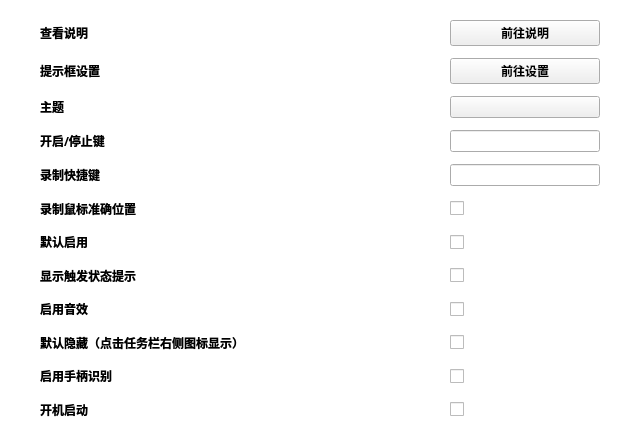
ChiyukiGana/Quickinput, file source/ui/SettingsUi.ui: the form before one commit.
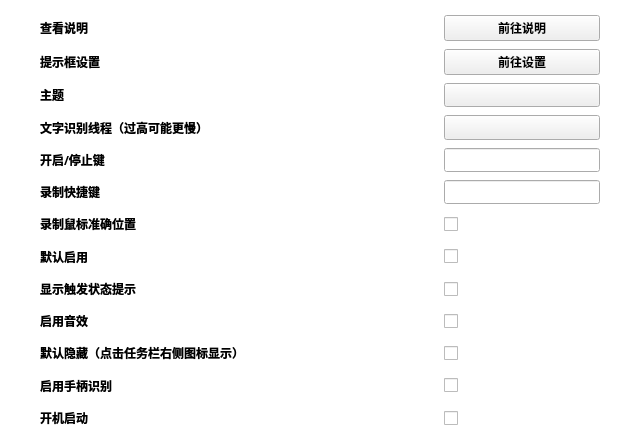
The form after the commit. Icons and pictures are not drawn. Custom widgets are drawn as their Qt base class.

What changed in the file:
```diff
--- a/source/ui/SettingsUi.ui
+++ b/source/ui/SettingsUi.ui
@@ -63,16 +63,16 @@
        <number>40</number>
       </property>
       <property name="topMargin">
-       <number>20</number>
+       <number>15</number>
       </property>
       <property name="rightMargin">
        <number>40</number>
       </property>
       <property name="bottomMargin">
-       <number>20</number>
+       <number>10</number>
       </property>
       <item>
-       <layout class="QGridLayout" name="content_box" columnminimumwidth="0,0,150">
+       <layout class="QGridLayout" name="content_box">
         <property name="sizeConstraint">
          <enum>QLayout::SetDefaultConstraint</enum>
         </property>
@@ -92,10 +92,10 @@
          <number>0</number>
         </property>
         <property name="verticalSpacing">
-         <number>12</number>
+         <number>8</number>
         </property>
-        <item row="9" column="0">
-         <widget class="QLabel" name="hideDefault_label">
+        <item row="11" column="0">
+         <widget class="QLabel" name="pad_label">
           <property name="sizePolicy">
            <sizepolicy hsizetype="Preferred" vsizetype="Preferred">
             <horstretch>0</horstretch>
@@ -105,7 +105,6 @@
           <property name="font">
            <font>
             <family>Microsoft YaHei</family>
-            <weight>75</weight>
             <bold>true</bold>
            </font>
           </property>
@@ -113,12 +112,12 @@
            <string/>
           </property>
           <property name="text">
-           <string>默认隐藏（点击任务栏右侧图标显示）</string>
+           <string>启用手柄识别</string>
           </property>
          </widget>
         </item>
-        <item row="8" column="0">
-         <widget class="QLabel" name="sound_label">
+        <item row="8" column="2">
+         <widget class="QCheckBox" name="showState_check">
           <property name="sizePolicy">
            <sizepolicy hsizetype="Preferred" vsizetype="Preferred">
             <horstretch>0</horstretch>
@@ -128,74 +127,14 @@
           <property name="font">
            <font>
             <family>Microsoft YaHei</family>
-            <weight>75</weight>
             <bold>true</bold>
            </font>
           </property>
-          <property name="toolTip">
-           <string/>
-          </property>
-          <property name="text">
-           <string>启用音效</string>
-          </property>
-         </widget>
-        </item>
-        <item row="0" column="1">
-         <spacer name="content_spacer">
-          <property name="orientation">
-           <enum>Qt::Horizontal</enum>
-          </property>
-          <property name="sizeHint" stdset="0">
-           <size>
-            <width>40</width>
-            <height>20</height>
-           </size>
-          </property>
-         </spacer>
-        </item>
-        <item row="6" column="2">
-         <widget class="QCheckBox" name="enableDefault_check">
-          <property name="sizePolicy">
-           <sizepolicy hsizetype="Preferred" vsizetype="Preferred">
-            <horstretch>0</horstretch>
-            <verstretch>0</verstretch>
-           </sizepolicy>
-          </property>
-          <property name="font">
-           <font>
-            <family>Microsoft YaHei</family>
-            <weight>75</weight>
-            <bold>true</bold>
-           </font>
-          </property>
           <property name="focusPolicy">
            <enum>Qt::ClickFocus</enum>
           </property>
           <property name="layoutDirection">
-           <enum>Qt::LeftToRight</enum>
-          </property>
-         </widget>
-        </item>
-        <item row="11" column="2">
-         <widget class="QCheckBox" name="start_check">
-          <property name="sizePolicy">
-           <sizepolicy hsizetype="Preferred" vsizetype="Preferred">
-            <horstretch>0</horstretch>
-            <verstretch>0</verstretch>
-           </sizepolicy>
-          </property>
-          <property name="font">
-           <font>
-            <family>Microsoft YaHei</family>
-            <weight>75</weight>
-            <bold>true</bold>
-           </font>
-          </property>
-          <property name="focusPolicy">
-           <enum>Qt::ClickFocus</enum>
-          </property>
-          <property name="layoutDirection">
-           <enum>Qt::LeftToRight</enum>
+           <enum>Qt::LayoutDirection::LeftToRight</enum>
           </property>
          </widget>
         </item>
@@ -210,7 +149,6 @@
           <property name="font">
            <font>
             <family>Microsoft YaHei</family>
-            <weight>75</weight>
             <bold>true</bold>
            </font>
           </property>
@@ -225,7 +163,161 @@
           </property>
          </widget>
         </item>
+        <item row="10" column="0">
+         <widget class="QLabel" name="hideDefault_label">
+          <property name="sizePolicy">
+           <sizepolicy hsizetype="Preferred" vsizetype="Preferred">
+            <horstretch>0</horstretch>
+            <verstretch>0</verstretch>
+           </sizepolicy>
+          </property>
+          <property name="font">
+           <font>
+            <family>Microsoft YaHei</family>
+            <bold>true</bold>
+           </font>
+          </property>
+          <property name="toolTip">
+           <string/>
+          </property>
+          <property name="text">
+           <string>默认隐藏（点击任务栏右侧图标显示）</string>
+          </property>
+         </widget>
+        </item>
+        <item row="6" column="2">
+         <widget class="QCheckBox" name="recordTrack_check">
+          <property name="sizePolicy">
+           <sizepolicy hsizetype="Preferred" vsizetype="Preferred">
+            <horstretch>0</horstretch>
+            <verstretch>0</verstretch>
+           </sizepolicy>
+          </property>
+          <property name="font">
+           <font>
+            <family>Microsoft YaHei</family>
+            <bold>true</bold>
+           </font>
+          </property>
+          <property name="focusPolicy">
+           <enum>Qt::FocusPolicy::ClickFocus</enum>
+          </property>
+          <property name="layoutDirection">
+           <enum>Qt::LayoutDirection::LeftToRight</enum>
+          </property>
+         </widget>
+        </item>
+        <item row="4" column="2">
+         <widget class="QKeyEdit" name="stateKey_keyedit">
+          <property name="sizePolicy">
+           <sizepolicy hsizetype="Preferred" vsizetype="Preferred">
+            <horstretch>0</horstretch>
+            <verstretch>0</verstretch>
+           </sizepolicy>
+          </property>
+         </widget>
+        </item>
+        <item row="3" column="2">
+         <widget class="QComboBox" name="ocr_thread_combo">
+          <property name="sizePolicy">
+           <sizepolicy hsizetype="Preferred" vsizetype="Preferred">
+            <horstretch>0</horstretch>
+            <verstretch>0</verstretch>
+           </sizepolicy>
+          </property>
+          <property name="font">
+           <font>
+            <family>Microsoft YaHei</family>
+            <bold>true</bold>
+           </font>
+          </property>
+          <property name="focusPolicy">
+           <enum>Qt::FocusPolicy::ClickFocus</enum>
+          </property>
+          <property name="layoutDirection">
+           <enum>Qt::LayoutDirection::LeftToRight</enum>
+          </property>
+          <property name="styleSheet">
+           <string notr="true">QComboBox{padding-left:30px}QComboBox::drop-down{width:30px;border:none}QComboBox::down-arrow{image:url(:/arrow.png);width:14px;height:14px}</string>
+          </property>
+          <property name="editable">
+           <bool>false</bool>
+          </property>
+          <property name="maxCount">
+           <number>64</number>
+          </property>
+          <property name="frame">
+           <bool>false</bool>
+          </property>
+         </widget>
+        </item>
+        <item row="9" column="2">
+         <widget class="QCheckBox" name="sound_check">
+          <property name="sizePolicy">
+           <sizepolicy hsizetype="Preferred" vsizetype="Preferred">
+            <horstretch>0</horstretch>
+            <verstretch>0</verstretch>
+           </sizepolicy>
+          </property>
+          <property name="font">
+           <font>
+            <family>Microsoft YaHei</family>
+            <bold>true</bold>
+           </font>
+          </property>
+          <property name="focusPolicy">
+           <enum>Qt::FocusPolicy::ClickFocus</enum>
+          </property>
+          <property name="layoutDirection">
+           <enum>Qt::LayoutDirection::LeftToRight</enum>
+          </property>
+         </widget>
+        </item>
         <item row="7" column="0">
+         <widget class="QLabel" name="enableDefault_label">
+          <property name="sizePolicy">
+           <sizepolicy hsizetype="Preferred" vsizetype="Preferred">
+            <horstretch>0</horstretch>
+            <verstretch>0</verstretch>
+           </sizepolicy>
+          </property>
+          <property name="font">
+           <font>
+            <family>Microsoft YaHei</family>
+            <bold>true</bold>
+           </font>
+          </property>
+          <property name="toolTip">
+           <string/>
+          </property>
+          <property name="text">
+           <string>默认启用</string>
+          </property>
+         </widget>
+        </item>
+        <item row="10" column="2">
+         <widget class="QCheckBox" name="hideDefault_check">
+          <property name="sizePolicy">
+           <sizepolicy hsizetype="Preferred" vsizetype="Preferred">
+            <horstretch>0</horstretch>
+            <verstretch>0</verstretch>
+           </sizepolicy>
+          </property>
+          <property name="font">
+           <font>
+            <family>Microsoft YaHei</family>
+            <bold>true</bold>
+           </font>
+          </property>
+          <property name="focusPolicy">
+           <enum>Qt::FocusPolicy::ClickFocus</enum>
+          </property>
+          <property name="layoutDirection">
+           <enum>Qt::LayoutDirection::LeftToRight</enum>
+          </property>
+         </widget>
+        </item>
+        <item row="8" column="0">
          <widget class="QLabel" name="showState_label">
           <property name="sizePolicy">
            <sizepolicy hsizetype="Preferred" vsizetype="Preferred">
@@ -236,7 +328,6 @@
           <property name="font">
            <font>
             <family>Microsoft YaHei</family>
-            <weight>75</weight>
             <bold>true</bold>
            </font>
           </property>
@@ -248,6 +339,50 @@
           </property>
          </widget>
         </item>
+        <item row="6" column="0">
+         <widget class="QLabel" name="recordTrack_label">
+          <property name="sizePolicy">
+           <sizepolicy hsizetype="Preferred" vsizetype="Preferred">
+            <horstretch>0</horstretch>
+            <verstretch>0</verstretch>
+           </sizepolicy>
+          </property>
+          <property name="font">
+           <font>
+            <family>Microsoft YaHei</family>
+            <bold>true</bold>
+           </font>
+          </property>
+          <property name="toolTip">
+           <string/>
+          </property>
+          <property name="text">
+           <string>录制鼠标准确位置</string>
+          </property>
+         </widget>
+        </item>
+        <item row="7" column="2">
+         <widget class="QCheckBox" name="enableDefault_check">
+          <property name="sizePolicy">
+           <sizepolicy hsizetype="Preferred" vsizetype="Preferred">
+            <horstretch>0</horstretch>
+            <verstretch>0</verstretch>
+           </sizepolicy>
+          </property>
+          <property name="font">
+           <font>
+            <family>Microsoft YaHei</family>
+            <bold>true</bold>
+           </font>
+          </property>
+          <property name="focusPolicy">
+           <enum>Qt::FocusPolicy::ClickFocus</enum>
+          </property>
+          <property name="layoutDirection">
+           <enum>Qt::LayoutDirection::LeftToRight</enum>
+          </property>
+         </widget>
+        </item>
         <item row="2" column="2">
          <widget class="QComboBox" name="theme_combo">
           <property name="sizePolicy">
@@ -259,7 +394,6 @@
           <property name="font">
            <font>
             <family>Microsoft YaHei</family>
-            <weight>75</weight>
             <bold>true</bold>
            </font>
           </property>
@@ -283,63 +417,29 @@
           </property>
          </widget>
         </item>
-        <item row="4" column="2">
-         <widget class="QKeyEdit" name="recordKey_keyedit">
+        <item row="12" column="2">
+         <widget class="QCheckBox" name="start_check">
           <property name="sizePolicy">
            <sizepolicy hsizetype="Preferred" vsizetype="Preferred">
             <horstretch>0</horstretch>
             <verstretch>0</verstretch>
            </sizepolicy>
           </property>
-         </widget>
-        </item>
-        <item row="11" column="0">
-         <widget class="QLabel" name="start_label">
-          <property name="sizePolicy">
-           <sizepolicy hsizetype="Preferred" vsizetype="Preferred">
-            <horstretch>0</horstretch>
-            <verstretch>0</verstretch>
-           </sizepolicy>
-          </property>
           <property name="font">
            <font>
             <family>Microsoft YaHei</family>
-            <weight>75</weight>
             <bold>true</bold>
            </font>
           </property>
           <property name="toolTip">
            <string/>
           </property>
-          <property name="text">
-           <string>开机启动</string>
+          <property name="layoutDirection">
+           <enum>Qt::LayoutDirection::LeftToRight</enum>
           </property>
          </widget>
         </item>
-        <item row="6" column="0">
-         <widget class="QLabel" name="enableDefault_label">
-          <property name="sizePolicy">
-           <sizepolicy hsizetype="Preferred" vsizetype="Preferred">
-            <horstretch>0</horstretch>
-            <verstretch>0</verstretch>
-           </sizepolicy>
-          </property>
-          <property name="font">
-           <font>
-            <family>Microsoft YaHei</family>
-            <weight>75</weight>
-            <bold>true</bold>
-           </font>
-          </property>
-          <property name="toolTip">
-           <string/>
-          </property>
-          <property name="text">
-           <string>默认启用</string>
-          </property>
-         </widget>
-        </item>
-        <item row="4" column="0">
+        <item row="5" column="0">
          <widget class="QLabel" name="recordKey_label">
           <property name="sizePolicy">
            <sizepolicy hsizetype="Preferred" vsizetype="Preferred">
@@ -350,7 +450,6 @@
           <property name="font">
            <font>
             <family>Microsoft YaHei</family>
-            <weight>75</weight>
             <bold>true</bold>
            </font>
           </property>
@@ -362,32 +461,6 @@
           </property>
          </widget>
         </item>
-        <item row="1" column="2">
-         <widget class="QPushButton" name="popText_button">
-          <property name="sizePolicy">
-           <sizepolicy hsizetype="Preferred" vsizetype="Preferred">
-            <horstretch>0</horstretch>
-            <verstretch>0</verstretch>
-           </sizepolicy>
-          </property>
-          <property name="font">
-           <font>
-            <family>Microsoft YaHei</family>
-            <weight>75</weight>
-            <bold>true</bold>
-           </font>
-          </property>
-          <property name="focusPolicy">
-           <enum>Qt::ClickFocus</enum>
-          </property>
-          <property name="styleSheet">
-           <string notr="true"/>
-          </property>
-          <property name="text">
-           <string>前往设置</string>
-          </property>
-         </widget>
-        </item>
         <item row="1" column="0">
          <widget class="QLabel" name="popText_label">
           <property name="sizePolicy">
@@ -399,7 +472,6 @@
           <property name="font">
            <font>
             <family>Microsoft YaHei</family>
-            <weight>75</weight>
             <bold>true</bold>
            </font>
           </property>
@@ -411,6 +483,28 @@
           </property>
          </widget>
         </item>
+        <item row="3" column="0">
+         <widget class="QLabel" name="ocr_thread_label">
+          <property name="sizePolicy">
+           <sizepolicy hsizetype="Preferred" vsizetype="Preferred">
+            <horstretch>0</horstretch>
+            <verstretch>0</verstretch>
+           </sizepolicy>
+          </property>
+          <property name="font">
+           <font>
+            <family>Microsoft YaHei</family>
+            <bold>true</bold>
+           </font>
+          </property>
+          <property name="toolTip">
+           <string/>
+          </property>
+          <property name="text">
+           <string>文字识别线程（过高可能更慢）</string>
+          </property>
+         </widget>
+        </item>
         <item row="0" column="0">
          <widget class="QLabel" name="readme_label">
           <property name="sizePolicy">
@@ -428,7 +522,6 @@
           <property name="font">
            <font>
             <family>Microsoft YaHei</family>
-            <weight>75</weight>
             <bold>true</bold>
            </font>
           </property>
@@ -440,155 +533,32 @@
           </property>
          </widget>
         </item>
-        <item row="3" column="2">
-         <widget class="QKeyEdit" name="stateKey_keyedit">
+        <item row="1" column="2">
+         <widget class="QPushButton" name="popText_button">
           <property name="sizePolicy">
            <sizepolicy hsizetype="Preferred" vsizetype="Preferred">
             <horstretch>0</horstretch>
             <verstretch>0</verstretch>
            </sizepolicy>
           </property>
-         </widget>
-        </item>
-        <item row="9" column="2">
-         <widget class="QCheckBox" name="hideDefault_check">
-          <property name="sizePolicy">
-           <sizepolicy hsizetype="Preferred" vsizetype="Preferred">
-            <horstretch>0</horstretch>
-            <verstretch>0</verstretch>
-           </sizepolicy>
-          </property>
           <property name="font">
            <font>
             <family>Microsoft YaHei</family>
-            <weight>75</weight>
             <bold>true</bold>
            </font>
           </property>
           <property name="focusPolicy">
            <enum>Qt::ClickFocus</enum>
           </property>
-          <property name="layoutDirection">
-           <enum>Qt::LeftToRight</enum>
+          <property name="styleSheet">
+           <string notr="true"/>
           </property>
-         </widget>
-        </item>
-        <item row="2" column="0">
-         <widget class="QLabel" name="theme_label">
-          <property name="sizePolicy">
-           <sizepolicy hsizetype="Preferred" vsizetype="Preferred">
-            <horstretch>0</horstretch>
-            <verstretch>0</verstretch>
-           </sizepolicy>
-          </property>
-          <property name="font">
-           <font>
-            <family>Microsoft YaHei</family>
-            <weight>75</weight>
-            <bold>true</bold>
-           </font>
-          </property>
-          <property name="toolTip">
-           <string/>
-          </property>
           <property name="text">
-           <string>主题</string>
+           <string>前往设置</string>
           </property>
          </widget>
         </item>
-        <item row="5" column="2">
-         <widget class="QCheckBox" name="recordTrack_check">
-          <property name="sizePolicy">
-           <sizepolicy hsizetype="Preferred" vsizetype="Preferred">
-            <horstretch>0</horstretch>
-            <verstretch>0</verstretch>
-           </sizepolicy>
-          </property>
-          <property name="font">
-           <font>
-            <family>Microsoft YaHei</family>
-            <weight>75</weight>
-            <bold>true</bold>
-           </font>
-          </property>
-          <property name="focusPolicy">
-           <enum>Qt::ClickFocus</enum>
-          </property>
-          <property name="layoutDirection">
-           <enum>Qt::LeftToRight</enum>
-          </property>
-         </widget>
-        </item>
-        <item row="5" column="0">
-         <widget class="QLabel" name="recordTrack_label">
-          <property name="sizePolicy">
-           <sizepolicy hsizetype="Preferred" vsizetype="Preferred">
-            <horstretch>0</horstretch>
-            <verstretch>0</verstretch>
-           </sizepolicy>
-          </property>
-          <property name="font">
-           <font>
-            <family>Microsoft YaHei</family>
-            <weight>75</weight>
-            <bold>true</bold>
-           </font>
-          </property>
-          <property name="toolTip">
-           <string/>
-          </property>
-          <property name="text">
-           <string>录制鼠标准确位置</string>
-          </property>
-         </widget>
-        </item>
-        <item row="8" column="2">
-         <widget class="QCheckBox" name="sound_check">
-          <property name="sizePolicy">
-           <sizepolicy hsizetype="Preferred" vsizetype="Preferred">
-            <horstretch>0</horstretch>
-            <verstretch>0</verstretch>
-           </sizepolicy>
-          </property>
-          <property name="font">
-           <font>
-            <family>Microsoft YaHei</family>
-            <weight>75</weight>
-            <bold>true</bold>
-           </font>
-          </property>
-          <property name="focusPolicy">
-           <enum>Qt::ClickFocus</enum>
-          </property>
-          <property name="layoutDirection">
-           <enum>Qt::LeftToRight</enum>
-          </property>
-         </widget>
-        </item>
-        <item row="7" column="2">
-         <widget class="QCheckBox" name="showState_check">
-          <property name="sizePolicy">
-           <sizepolicy hsizetype="Preferred" vsizetype="Preferred">
-            <horstretch>0</horstretch>
-            <verstretch>0</verstretch>
-           </sizepolicy>
-          </property>
-          <property name="font">
-           <font>
-            <family>Microsoft YaHei</family>
-            <weight>75</weight>
-            <bold>true</bold>
-           </font>
-          </property>
-          <property name="focusPolicy">
-           <enum>Qt::ClickFocus</enum>
-          </property>
-          <property name="layoutDirection">
-           <enum>Qt::LeftToRight</enum>
-          </property>
-         </widget>
-        </item>
-        <item row="3" column="0">
+        <item row="4" column="0">
          <widget class="QLabel" name="stateKey_label">
           <property name="sizePolicy">
            <sizepolicy hsizetype="Preferred" vsizetype="Preferred">
@@ -599,7 +569,6 @@
           <property name="font">
            <font>
             <family>Microsoft YaHei</family>
-            <weight>75</weight>
             <bold>true</bold>
            </font>
           </property>
@@ -611,30 +580,17 @@
           </property>
          </widget>
         </item>
-        <item row="10" column="0">
-         <widget class="QLabel" name="pad_label">
+        <item row="5" column="2">
+         <widget class="QKeyEdit" name="recordKey_keyedit">
           <property name="sizePolicy">
            <sizepolicy hsizetype="Preferred" vsizetype="Preferred">
             <horstretch>0</horstretch>
             <verstretch>0</verstretch>
            </sizepolicy>
           </property>
-          <property name="font">
-           <font>
-            <family>Microsoft YaHei</family>
-            <weight>75</weight>
-            <bold>true</bold>
-           </font>
-          </property>
-          <property name="toolTip">
-           <string/>
-          </property>
-          <property name="text">
-           <string>启用手柄识别</string>
-          </property>
          </widget>
         </item>
-        <item row="10" column="2">
+        <item row="11" column="2">
          <widget class="QCheckBox" name="pad_check">
           <property name="sizePolicy">
            <sizepolicy hsizetype="Preferred" vsizetype="Preferred">
@@ -645,7 +601,6 @@
           <property name="font">
            <font>
             <family>Microsoft YaHei</family>
-            <weight>75</weight>
             <bold>true</bold>
            </font>
           </property>
@@ -653,7 +608,83 @@
            <enum>Qt::ClickFocus</enum>
           </property>
           <property name="layoutDirection">
-           <enum>Qt::LeftToRight</enum>
+           <enum>Qt::LayoutDirection::LeftToRight</enum>
+          </property>
+         </widget>
+        </item>
+        <item row="9" column="0">
+         <widget class="QLabel" name="sound_label">
+          <property name="sizePolicy">
+           <sizepolicy hsizetype="Preferred" vsizetype="Preferred">
+            <horstretch>0</horstretch>
+            <verstretch>0</verstretch>
+           </sizepolicy>
+          </property>
+          <property name="font">
+           <font>
+            <family>Microsoft YaHei</family>
+            <bold>true</bold>
+           </font>
+          </property>
+          <property name="toolTip">
+           <string/>
+          </property>
+          <property name="text">
+           <string>启用音效</string>
+          </property>
+         </widget>
+        </item>
+        <item row="2" column="0">
+         <widget class="QLabel" name="theme_label">
+          <property name="sizePolicy">
+           <sizepolicy hsizetype="Preferred" vsizetype="Preferred">
+            <horstretch>0</horstretch>
+            <verstretch>0</verstretch>
+           </sizepolicy>
+          </property>
+          <property name="font">
+           <font>
+            <family>Microsoft YaHei</family>
+            <bold>true</bold>
+           </font>
+          </property>
+          <property name="toolTip">
+           <string/>
+          </property>
+          <property name="text">
+           <string>主题</string>
+          </property>
+         </widget>
+        </item>
+        <item row="12" column="0">
+         <widget class="QLabel" name="start_label">
+          <property name="sizePolicy">
+           <sizepolicy hsizetype="Preferred" vsizetype="Preferred">
+            <horstretch>0</horstretch>
+            <verstretch>0</verstretch>
+           </sizepolicy>
+          </property>
+          <property name="font">
+           <font>
+            <family>Microsoft YaHei</family>
+            <bold>true</bold>
+           </font>
+          </property>
+          <property name="toolTip">
+           <string/>
+          </property>
+          <property name="text">
+           <string>开机启动</string>
+          </property>
+         </widget>
+        </item>
+        <item row="0" column="1">
+         <widget class="QWidget" name="grid_widget" native="true">
+          <property name="minimumSize">
+           <size>
+            <width>200</width>
+            <height>0</height>
+           </size>
           </property>
          </widget>
         </item>
```
Left out of the diff: 18 changed lines with no effect on the pictures.
